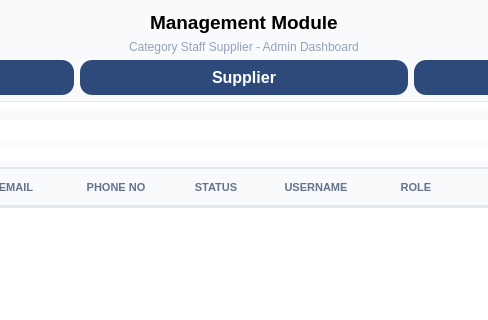
kriitikat/Sajilo-Bazarr, file ui/staff.ui: the form before one commit; both pictures show x 266 to 754 and y 0 to 320 of the 1020 by 560 pixel window.
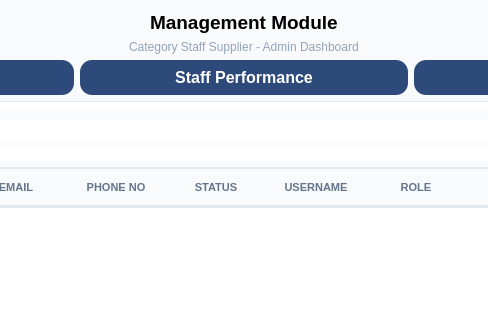
The form after the commit.

Commit message: Staff page colour theme change

Diff of the .ui file:
```diff
--- a/ui/staff.ui
+++ b/ui/staff.ui
@@ -210,7 +210,7 @@
 }</string>
        </property>
        <property name="text">
-        <string>Supplier</string>
+        <string>Staff Performance</string>
        </property>
       </widget>
      </item>
```
The commit also changes 6 other files.
